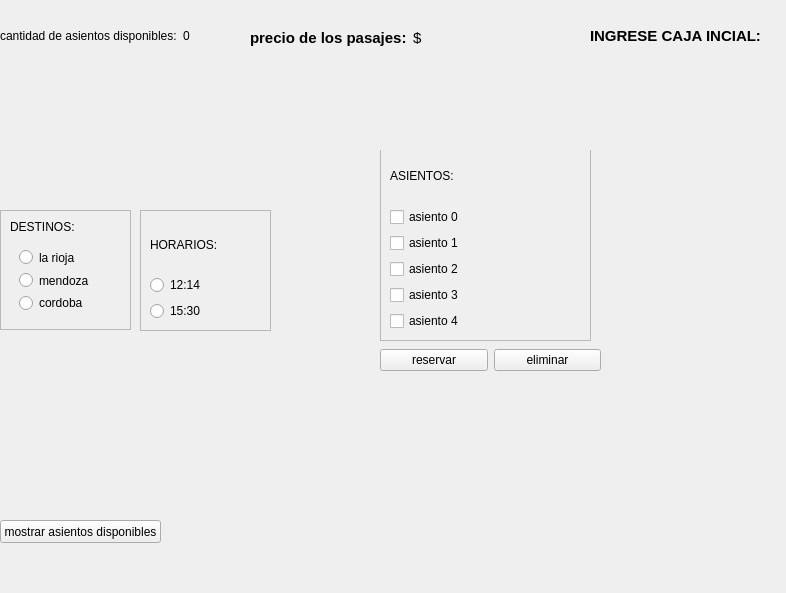
The window that proyecalan/pasoapaso.ui (diazalan12/proyecto) describes before a commit, drawn with Qt 5.
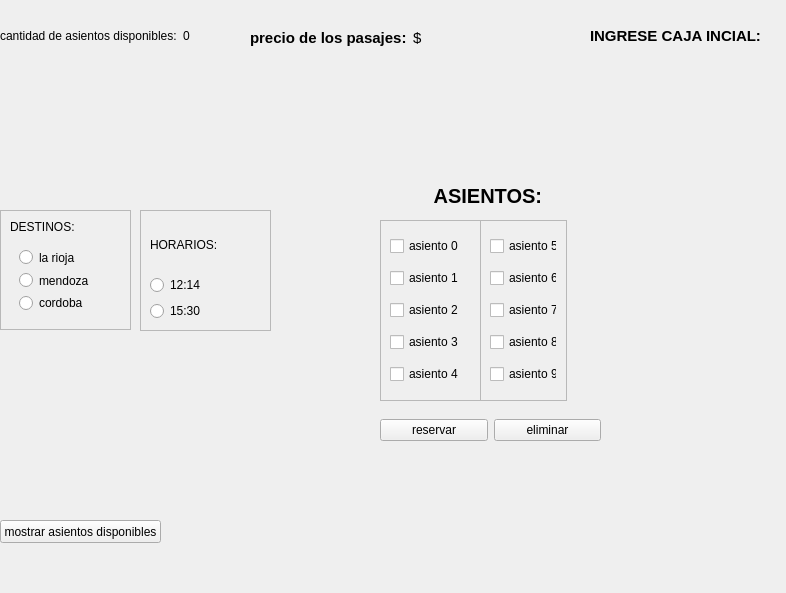
The same window after the commit.

Commit message: asientos agregados

```diff
--- a/proyecalan/pasoapaso.ui
+++ b/proyecalan/pasoapaso.ui
@@ -131,16 +131,16 @@
     <property name="geometry">
      <rect>
       <x>380</x>
-      <y>150</y>
+      <y>140</y>
       <width>221</width>
-      <height>231</height>
+      <height>311</height>
      </rect>
     </property>
     <widget class="QWidget" name="widget_2" native="true">
      <property name="geometry">
       <rect>
        <x>0</x>
-       <y>190</y>
+       <y>270</y>
        <width>221</width>
        <height>41</height>
       </rect>
@@ -166,9 +166,9 @@
      <property name="geometry">
       <rect>
        <x>0</x>
-       <y>-10</y>
-       <width>211</width>
-       <height>201</height>
+       <y>80</y>
+       <width>101</width>
+       <height>181</height>
       </rect>
      </property>
      <property name="frameShape">
@@ -178,13 +178,6 @@
       <enum>QFrame::Raised</enum>
      </property>
      <layout class="QVBoxLayout" name="verticalLayout">
-      <item>
-       <widget class="QLabel" name="label_3">
-        <property name="text">
-         <string>ASIENTOS:</string>
-        </property>
-       </widget>
-      </item>
       <item>
        <widget class="QCheckBox" name="disponibilidad_0">
         <property name="text">
@@ -222,6 +215,79 @@
       </item>
      </layout>
     </widget>
+    <widget class="QLabel" name="label_3">
+     <property name="geometry">
+      <rect>
+       <x>10</x>
+       <y>30</y>
+       <width>191</width>
+       <height>51</height>
+      </rect>
+     </property>
+     <property name="font">
+      <font>
+       <pointsize>15</pointsize>
+       <weight>75</weight>
+       <bold>true</bold>
+      </font>
+     </property>
+     <property name="text">
+      <string>        ASIENTOS:</string>
+     </property>
+    </widget>
+    <widget class="QFrame" name="frame_4">
+     <property name="geometry">
+      <rect>
+       <x>100</x>
+       <y>80</y>
+       <width>87</width>
+       <height>181</height>
+      </rect>
+     </property>
+     <property name="frameShape">
+      <enum>QFrame::StyledPanel</enum>
+     </property>
+     <property name="frameShadow">
+      <enum>QFrame::Raised</enum>
+     </property>
+     <layout class="QVBoxLayout" name="verticalLayout_6">
+      <item>
+       <widget class="QCheckBox" name="disponibilidad_5">
+        <property name="text">
+         <string>asiento 5</string>
+        </property>
+       </widget>
+      </item>
+      <item>
+       <widget class="QCheckBox" name="disponibilidad_6">
+        <property name="text">
+         <string>asiento 6</string>
+        </property>
+       </widget>
+      </item>
+      <item>
+       <widget class="QCheckBox" name="disponibilidad_7">
+        <property name="text">
+         <string>asiento 7</string>
+        </property>
+       </widget>
+      </item>
+      <item>
+       <widget class="QCheckBox" name="disponibilidad_8">
+        <property name="text">
+         <string>asiento 8</string>
+        </property>
+       </widget>
+      </item>
+      <item>
+       <widget class="QCheckBox" name="disponibilidad_9">
+        <property name="text">
+         <string>asiento 9</string>
+        </property>
+       </widget>
+      </item>
+     </layout>
+    </widget>
    </widget>
    <widget class="QWidget" name="widget_4" native="true">
     <property name="geometry">
```
The commit also changes 1 other file.
